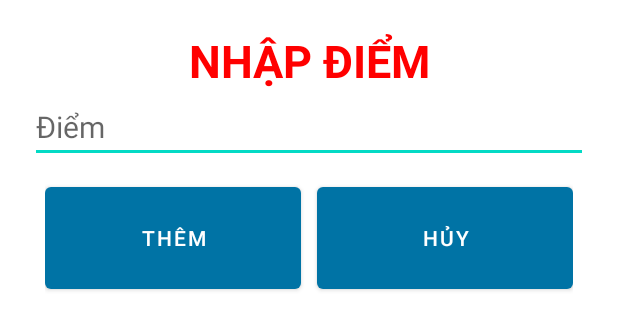
After one commit to truong-lv/Student-Score-Management_App, an Android app: the layout dialog_nhap_diem.xml on its own in the app's theme, with its tools: preview values and no code run, on a phone screen of 412 x 824 dp. The commit adds this screen. Shown: the top 330 px of the screen. Run offline under Robolectric (Android 15) with nearby library versions, the phone set to English and light mode, and no system bars.

Commit message:
Update nhap diem StudentManager

```diff
--- /dev/null
+++ b/app/src/main/res/layout/dialog_nhap_diem.xml
@@ -0,0 +1,47 @@
+<?xml version="1.0" encoding="utf-8"?>
+<LinearLayout xmlns:android="http://schemas.android.com/apk/res/android"
+    android:layout_width="match_parent"
+    android:layout_height="match_parent"
+    android:orientation="vertical"
+    android:padding="20dp">
+    <TextView
+        android:layout_width="match_parent"
+        android:layout_height="wrap_content"
+        android:text="Nhập điểm"
+        android:textSize="30dp"
+        android:textColor="#FF0000"
+        android:textStyle="bold"
+        android:gravity="center"
+        android:textAllCaps="true"
+        />
+    <EditText
+        android:layout_width="match_parent"
+        android:layout_height="wrap_content"
+        android:hint="Điểm"
+        android:textColor="#000"
+        android:textSize="20dp"
+        android:id="@+id/edtNhapDiem"/>
+    <LinearLayout
+        android:layout_width="match_parent"
+        android:layout_height="wrap_content"
+        android:orientation="horizontal"
+        android:weightSum="2"
+        android:padding="10dp">
+        <Button
+            android:layout_width="0dp"
+            android:layout_height="80dp"
+            android:layout_weight="1"
+            android:text="Thêm"
+            android:layout_marginRight="5dp"
+            android:id="@+id/btnThem"/>
+        <Button
+            android:layout_width="0dp"
+            android:layout_height="80dp"
+            android:layout_weight="1"
+            android:text="Hủy"
+            android:layout_marginLeft="5dp"
+            android:id="@+id/btnHuy"/>
+
+    </LinearLayout>
+
+</LinearLayout>
```
Also changed, not shown: app/src/main/java/com/example/studentscoremanagement/StudentManagerActivity.java (+115 -5 lines).
